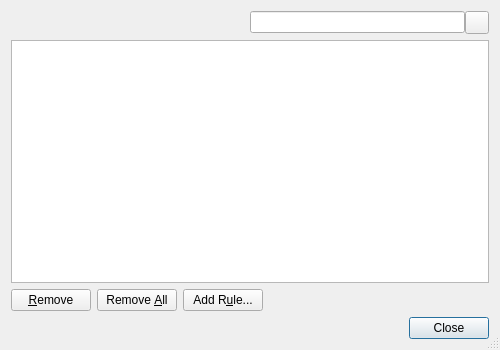
Above: Helpviewer/CookieJar/CookiesDialog.ui from testmana2/test before the change. Below: the same form after it.
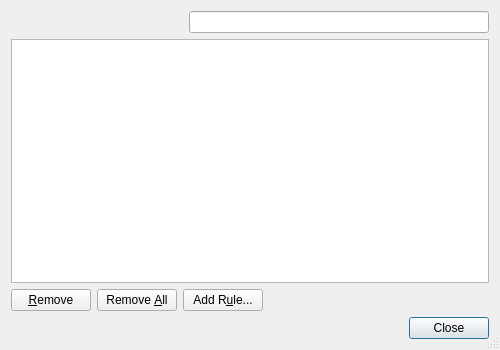
That is the form after the change. Custom widgets are drawn as their Qt base class.

Commit message: Changed a bunch of forms to use the E5ClearableLineEdit and E5ClearableComboBox.

Patch:
```diff
--- a/Helpviewer/CookieJar/CookiesDialog.ui
+++ b/Helpviewer/CookieJar/CookiesDialog.ui
@@ -38,22 +38,18 @@
         <number>0</number>
        </property>
        <item>
-        <widget class="QLineEdit" name="searchEdit">
+        <widget class="E5ClearableLineEdit" name="searchEdit">
+         <property name="minimumSize">
+          <size>
+           <width>300</width>
+           <height>0</height>
+          </size>
+         </property>
          <property name="toolTip">
           <string>Enter search term for cookies</string>
          </property>
         </widget>
        </item>
-       <item>
-        <widget class="QToolButton" name="clearButton">
-         <property name="toolTip">
-          <string>Press to clear the search edit</string>
-         </property>
-         <property name="text">
-          <string/>
-         </property>
-        </widget>
-       </item>
       </layout>
      </item>
     </layout>
@@ -142,6 +138,11 @@
   </layout>
  </widget>
  <customwidgets>
+  <customwidget>
+   <class>E5ClearableLineEdit</class>
+   <extends>QLineEdit</extends>
+   <header>E5Gui/E5LineEdit.h</header>
+  </customwidget>
   <customwidget>
    <class>E5TableView</class>
    <extends>QTableView</extends>
```
Left out of the diff: 17 changed lines with no effect on the pictures. The commit also changes 61 other files.
